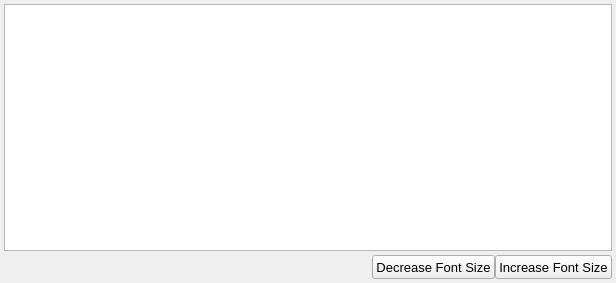
Before: the Qt Designer form src/gui/messagestab.ui in disorderedmaterials/dissolve, drawn with Qt 5.
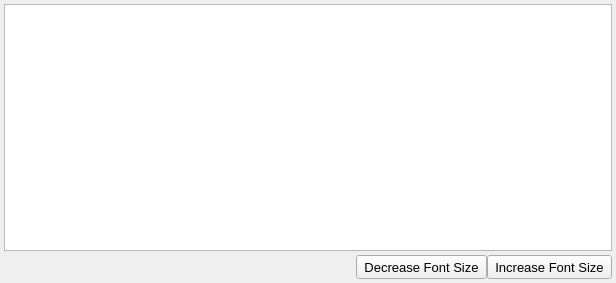
After: the same form once the commit is applied. Icons and pictures are not drawn.

Commit message: Adjust font size button style.

The edit to the form file:
```diff
--- a/src/gui/messagestab.ui
+++ b/src/gui/messagestab.ui
@@ -105,7 +105,7 @@
       </widget>
      </item>
      <item>
-      <widget class="QPushButton" name="MessagesDecreaseFontSizeButton">
+      <widget class="QToolButton" name="MessagesDecreaseFontSizeButton">
        <property name="minimumSize">
         <size>
          <width>24</width>
@@ -128,7 +128,7 @@
       </widget>
      </item>
      <item>
-      <widget class="QPushButton" name="MessagesIncreaseFontSizeButton">
+      <widget class="QToolButton" name="MessagesIncreaseFontSizeButton">
        <property name="minimumSize">
         <size>
          <width>24</width>
```
Left out of the diff: 10 changed lines with no effect on the pictures.
